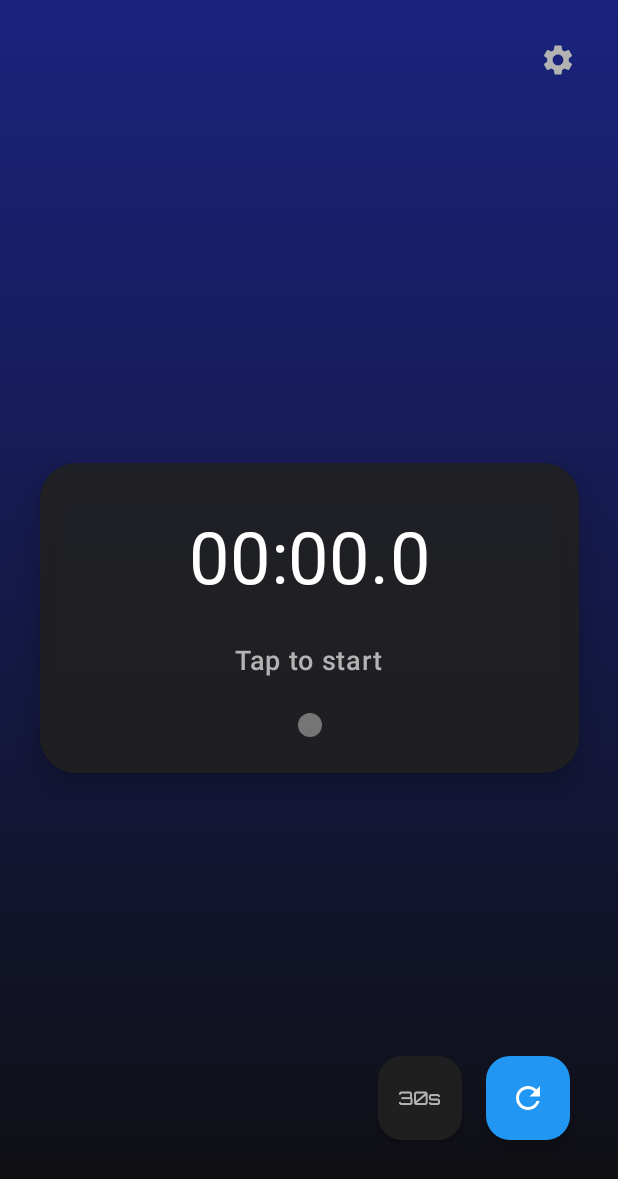
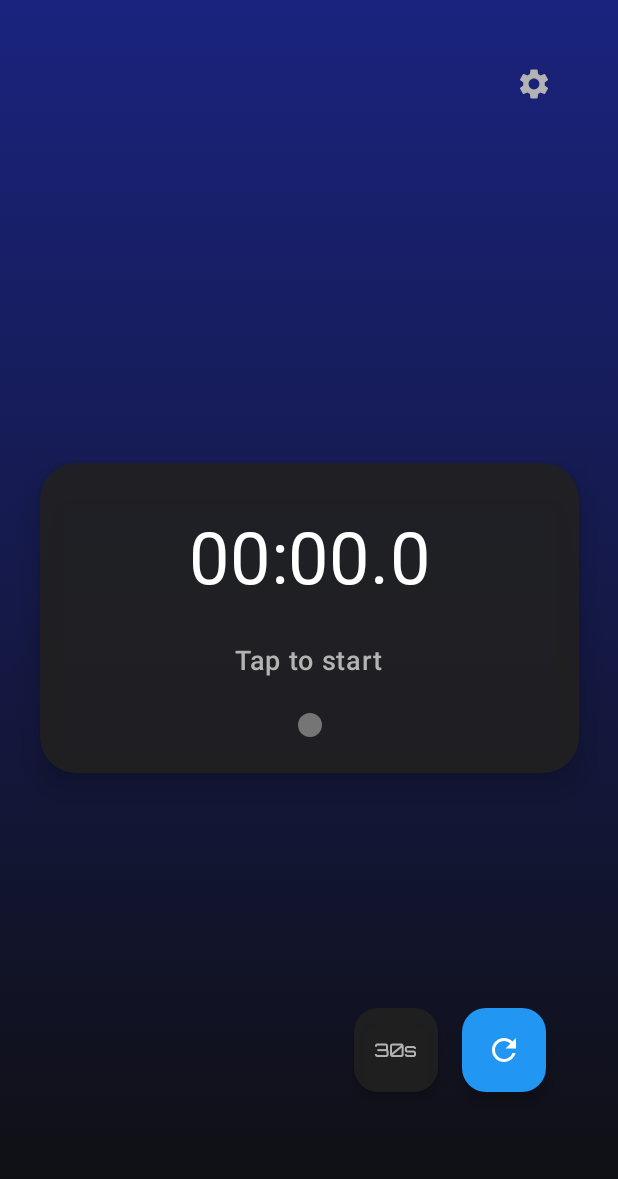
Before and after one commit to whiskybar/SimpleStopWatch, an Android app built with Jetpack Compose: the screen it shows after launch (MainActivity), on a phone screen of 412 x 824 dp. Shown: the top 1179 px of the screen. Run offline under Robolectric (Android 15) with nearby library versions, the phone set to English and light mode, and no system bars; Roboto replaces fonts that are not available here.

Commit message:
fixed landscape mode

```diff
--- a/app/src/main/java/com/example/simplestopwatch/MainActivity.kt
+++ b/app/src/main/java/com/example/simplestopwatch/MainActivity.kt
@@ -894,7 +894,7 @@ fun StopwatchScreen() {
             onClick = { showThemeModal = true },
             modifier = Modifier
                 .align(Alignment.TopEnd)
-                .padding(16.dp),
+                .padding(32.dp), // Increased from 24dp for maximum edge clearance
             colors = IconButtonDefaults.iconButtonColors(
                 contentColor = currentScheme.statusColor
             )
@@ -909,7 +909,7 @@ fun StopwatchScreen() {
         Card(
             modifier = Modifier
                 .align(Alignment.Center)
-                .fillMaxWidth(0.95f) // Use 95% of screen width
+                .fillMaxWidth(if (isLandscape) 0.7f else 0.95f) // Smaller in landscape mode
                 .padding(16.dp),
             shape = RoundedCornerShape(24.dp),
             colors = CardDefaults.cardColors(
@@ -977,9 +977,9 @@ fun StopwatchScreen() {
                 modifier = Modifier
                     .align(Alignment.CenterEnd)
                     .padding(
-                        bottom = 16.dp,
-                        end = 32.dp,
-                        top = 16.dp
+                        bottom = 32.dp, // Increased from 24dp
+                        end = 48.dp,    // Increased from 40dp
+                        top = 32.dp     // Increased from 24dp
                     ),
                 verticalArrangement = Arrangement.spacedBy(16.dp),
                 horizontalAlignment = Alignment.CenterHorizontally
@@ -1010,8 +1010,8 @@ fun StopwatchScreen() {
                 modifier = Modifier
                     .align(Alignment.BottomEnd)
                     .padding(
-                        bottom = 64.dp, // Increased from 32dp to avoid task switcher
-                        end = 32.dp
+                        bottom = 96.dp, // Increased from 80dp for maximum edge clearance
+                        end = 48.dp     // Increased from 40dp
                     ),
                 horizontalArrangement = Arrangement.spacedBy(16.dp),
                 verticalAlignment = Alignment.Bottom
```
Also changed, not shown: 4 other files.
